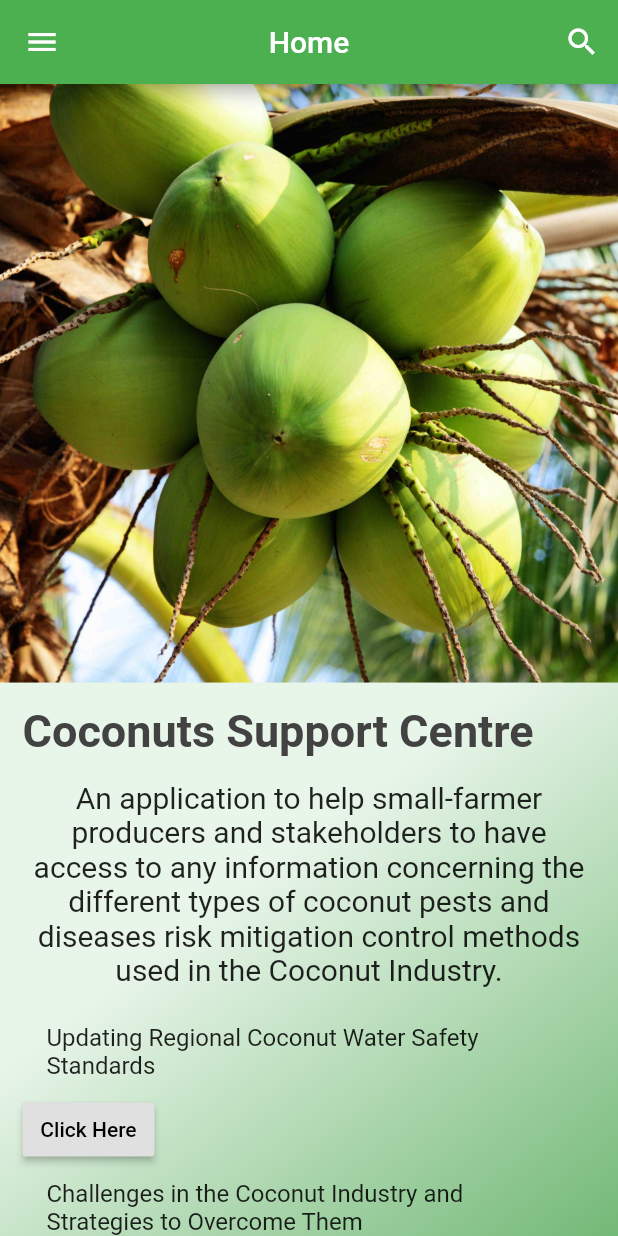
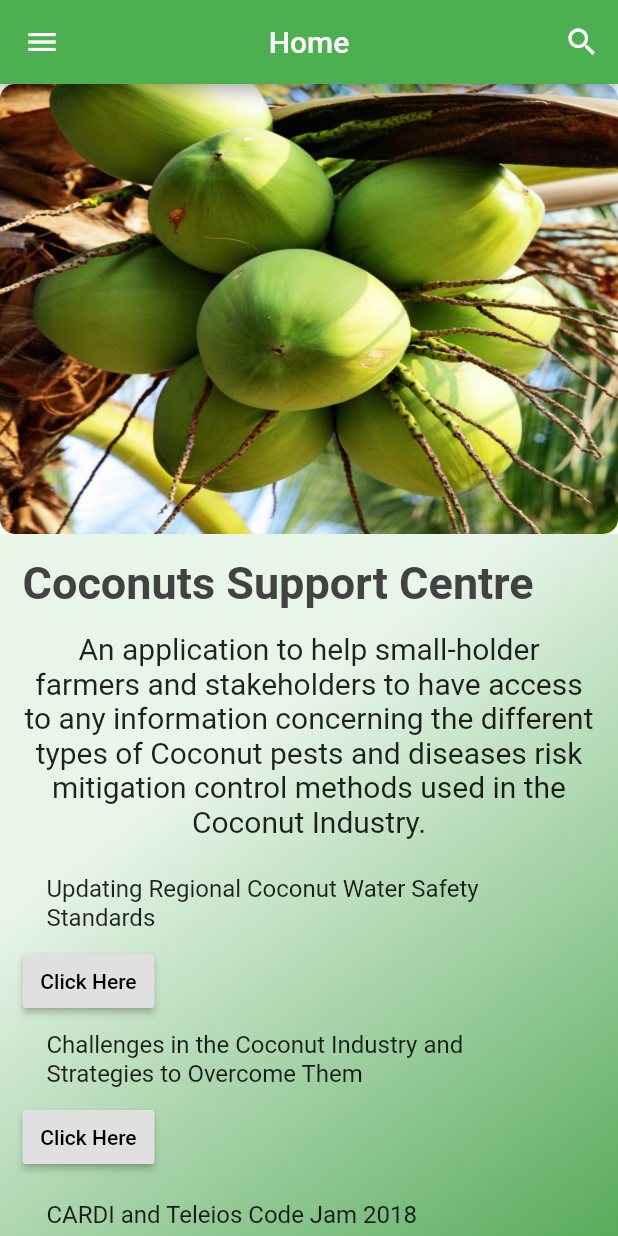
Before and after one commit to forbes27/cardi-coco-support-app, a Flutter app: the AboutUs screen opened directly, in the side drawer, after a tap on "Home", on a phone screen of 412 x 824 dp. Run offline on Flutter 3.47's test engine with Material 2 defaults, Android fonts, the phone set to English and light mode, and no system bars; our stand-ins replace cloud_firestore, firebase_auth, firebase_database, google_maps_flutter, google_sign_in; accounts and stored records are empty; network calls fail.

Commit message:
Design of Homepage and About Us Screens

```diff
--- a/cardi_app/lib/ui/aboutus.dart
+++ b/cardi_app/lib/ui/aboutus.dart
@@ -11,19 +11,18 @@ class AboutUs extends StatelessWidget {
       child: new SingleChildScrollView(
           child: new Column(
               children: <Widget>[
-                new Container(
-                  child: new Image.asset(
-                      'images/CARDI-ITC.jpg',
-                      fit: BoxFit.fill,
+                ClipRRect(
+                  borderRadius: new BorderRadius.circular(10.0),
+                  child: new Image.asset('images/CARDI-ITC.jpg',
+                    fit: BoxFit.fill,
                   ),
                 ),
 
                 Padding(
                   padding: EdgeInsets.fromLTRB(16.0, 12.0, 16.0, 8.0),
                     child: new Text(
-                        "Since 1975, CARDI was established by the heads of Governments of CARICOM to improve the quality of lives of the people of the caribbean through perpetual agricultural research. "
-                        " \n\nWith the use of technology, it has become more effective to share or distribute critical "
-                        "information that is readily accessible to small-holder farmers and people of the Caribbean.\n\n"
+                        "Since 1975, CARDI was established by the heads of Governments of CARICOM to improve the quality of lives of the people of the caribbean through perpetual agricultural research."
+                        " \n\nWith the use of technology, it has become more effective to share or distribute critical information that is readily accessible to small-holder farmers and people of the Caribbean.\n\n"
                         "Coconuts Support Centre is a collaborative work between CARDI and ITC (International Trade Center).",
                     textDirection: TextDirection.ltr,
                     textAlign: TextAlign.start,
@@ -39,9 +38,9 @@ class AboutUs extends StatelessWidget {
                     ),
                   ),
                 new Text(
-                      " - To access the need for mobile device application in the Coconut Industry for the Caribbean \n\n"
-                      " - To increase access to coconut pest and disease control methods for small-holder farmers and stakeholders \n\n"
-                      " - To assist with decision-making about coconut cultivation.",
+                      "  - To access the need for mobile device application in the Coconut Industry for the Caribbean \n\n"
+                      "  - To increase access to coconut pest and disease control methods for small-holder farmers and stakeholders \n\n"
+                      "  - To assist with decision-making about coconut cultivation \n",
                   textDirection: TextDirection.ltr,
                   textAlign: TextAlign.start,
                   style: new TextStyle(
--- a/cardi_app/lib/ui/homepage.dart
+++ b/cardi_app/lib/ui/homepage.dart
@@ -50,7 +50,7 @@ class HomePage extends StatelessWidget {
 
                   new Container(
                       padding: const EdgeInsets.only(bottom: 15.0),
-                        child:  new Text("An application to help small-farmer producers and stakeholders to have access to any information concerning the different types of coconut pests and diseases risk mitigation control methods used in the Coconut Industry.",
+                        child:  new Text("An application to help small-holder farmers and stakeholders to have access to any information concerning the different types of Coconut pests and diseases risk mitigation control methods used in the Coconut Industry.",
                             textAlign: TextAlign.center,
                             style: new TextStyle(
                             color:Colors.grey[750],
@@ -101,16 +101,20 @@ class HomePage extends StatelessWidget {
       title: "Home",
       body: new ListView(
         children: <Widget>[
-          new Container(
-            child: new Image.asset(
-                'images/coconuts2.jpg',
-                fit: BoxFit.fill
+          ClipRRect(
+            borderRadius: new BorderRadius.circular(10.0),
+            child: new Image.asset('images/coconuts2.jpg',
+              height: 300,
+              width: 100,
+              fit: BoxFit.fill,
             ),
           ),
+
           //We can add more widgets below
           titleSection,
-        ]
-      ),email: email, username: username, photoUrl: photoUrl
+          ],
+        ),
+        email: email, username: username, photoUrl: photoUrl
       );
   }//end build method
 
--- a/cardi_app/lib/ui/pests.dart
+++ b/cardi_app/lib/ui/pests.dart
@@ -155,7 +155,8 @@ class _PestsPageState extends State<PestsPage> {
                       context,
                       MaterialPageRoute(builder: (context) => PestDetail(title: pestList[index].key, pic: pestList[index].pic, description: pestList[index].description, mitigation: pestList[index].mitigation, symptom: pestList[index].symptom)),
                     );
-            },
+                },
+
                 child: Card(
                   clipBehavior: Clip.antiAlias,
                   child: Column(
@@ -182,7 +183,7 @@ class _PestsPageState extends State<PestsPage> {
                     ],
                   ),
                 ),
-            ),
+                ),
               ],
             );
           },
```
Also changed, not shown: cardi_app/lib/ui/contact-us.dart (line endings or trailing spaces).
